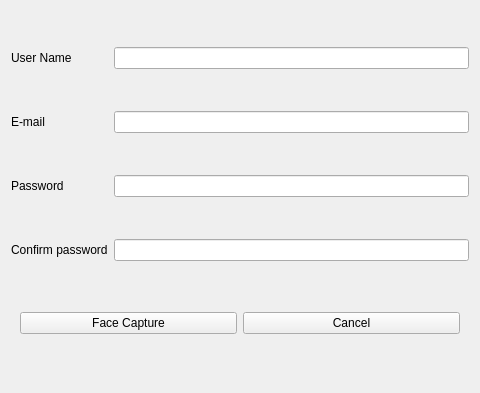
Before: the Qt Designer form device_src/src/signupwindow.ui in Leeeeeeeesojung/-time-and-attendance-management, drawn with Qt 5.
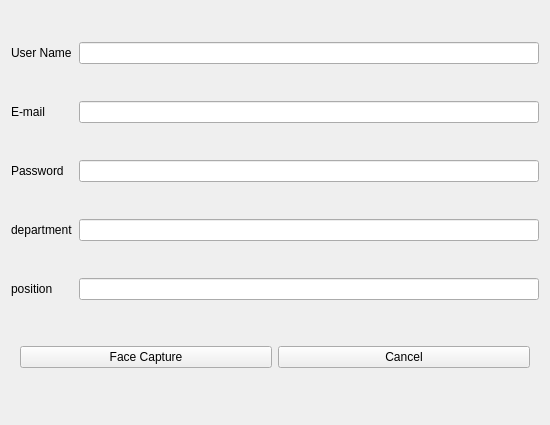
After: the same form once the commit is applied.

Patch:
```diff
--- a/device_src/src/signupwindow.ui
+++ b/device_src/src/signupwindow.ui
@@ -6,14 +6,17 @@
    <rect>
     <x>0</x>
     <y>0</y>
-    <width>480</width>
-    <height>393</height>
+    <width>550</width>
+    <height>425</height>
    </rect>
   </property>
   <property name="windowTitle">
    <string>Sing Up</string>
   </property>
   <layout class="QGridLayout" name="gridLayout">
+   <item row="4" column="1">
+    <widget class="QLineEdit" name="lineEdit_position"/>
+   </item>
    <item row="1" column="0">
     <widget class="QLabel" name="label_2">
      <property name="text">
@@ -31,7 +34,7 @@
    <item row="3" column="0">
     <widget class="QLabel" name="label_4">
      <property name="text">
-      <string>Confirm password</string>
+      <string>department</string>
      </property>
     </widget>
    </item>
@@ -45,7 +48,13 @@
    <item row="1" column="1">
     <widget class="QLineEdit" name="lineEdit_2"/>
    </item>
-   <item row="4" column="0" colspan="2">
+   <item row="2" column="1">
+    <widget class="QLineEdit" name="lineEdit_password"/>
+   </item>
+   <item row="0" column="1">
+    <widget class="QLineEdit" name="lineEdit_name"/>
+   </item>
+   <item row="6" column="0" colspan="2">
     <widget class="QWidget" name="widget" native="true">
      <property name="sizePolicy">
       <sizepolicy hsizetype="Preferred" vsizetype="Maximum">
@@ -71,14 +80,15 @@
      </layout>
     </widget>
    </item>
-   <item row="0" column="1">
-    <widget class="QLineEdit" name="lineEdit"/>
-   </item>
-   <item row="2" column="1">
-    <widget class="QLineEdit" name="lineEdit_3"/>
-   </item>
    <item row="3" column="1">
-    <widget class="QLineEdit" name="lineEdit_4"/>
+    <widget class="QLineEdit" name="lineEdit_department"/>
+   </item>
+   <item row="4" column="0">
+    <widget class="QLabel" name="label_5">
+     <property name="text">
+      <string>position</string>
+     </property>
+    </widget>
    </item>
   </layout>
  </widget>
```
Left out of the diff: 2 changed lines with no effect on the pictures.
